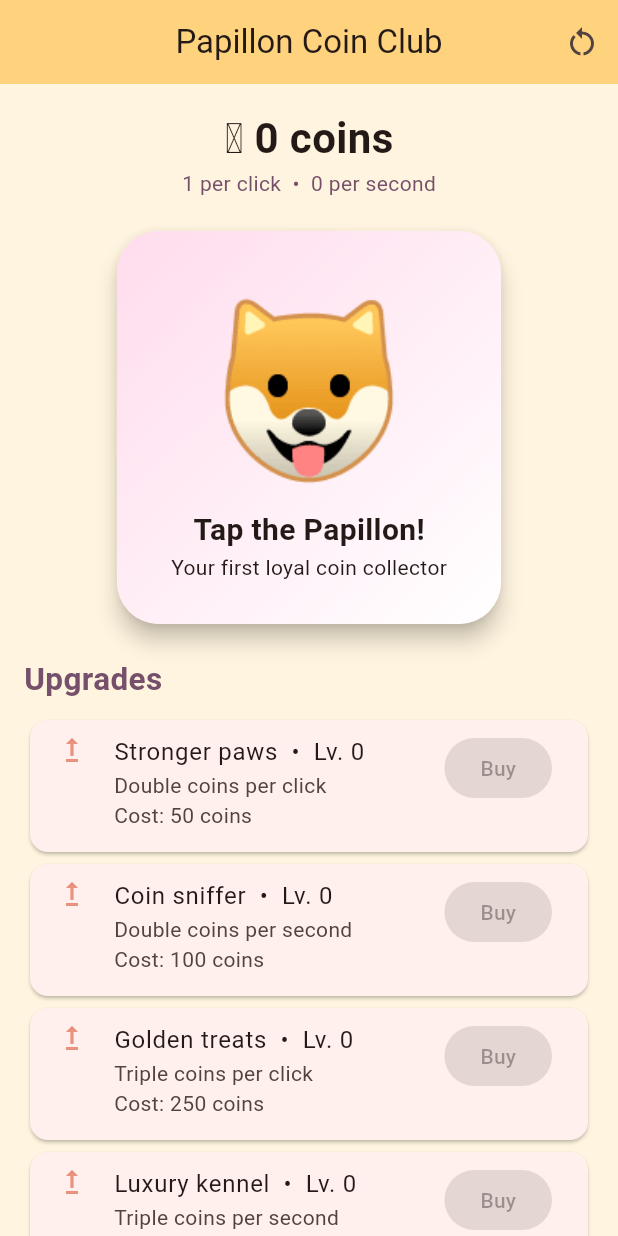
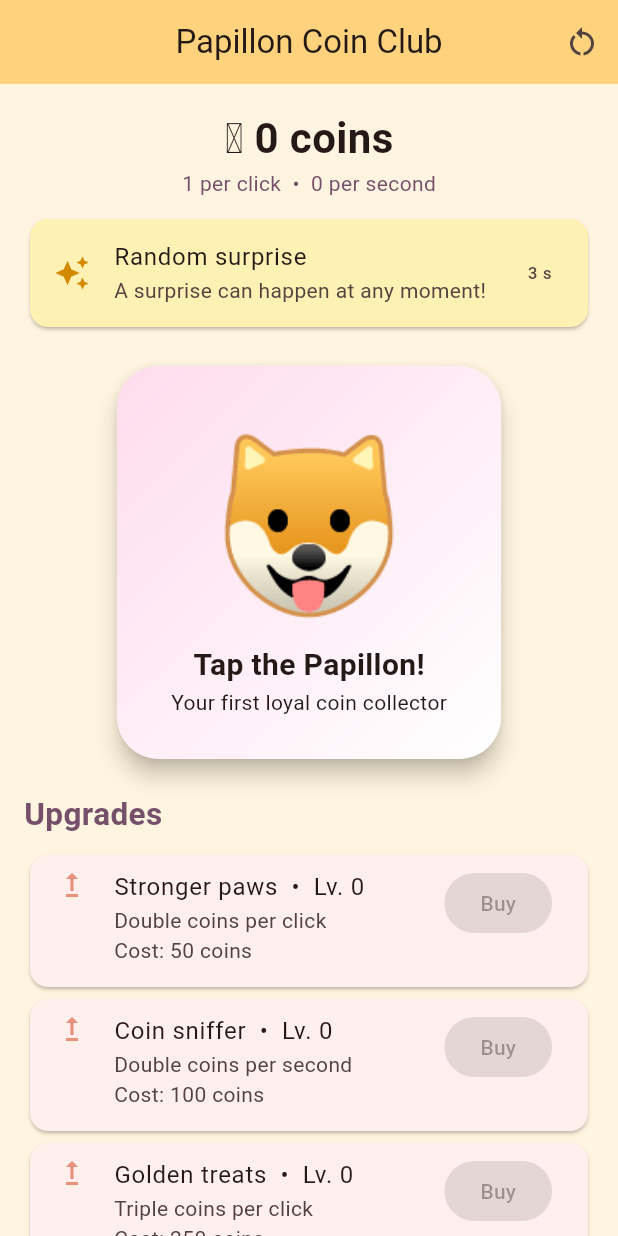
Before and after one commit to lindakozon-max/Ai-developer, a Flutter app: the screen it shows after launch, on a phone screen of 412 x 824 dp. Run offline on Flutter 3.47's test engine with Material 3 defaults, Android fonts, the phone set to English and light mode, and no system bars; missing offline and left inert: flame.

Commit message:
Add random dog clicker events

```diff
--- a/lib/dog_clicker.dart
+++ b/lib/dog_clicker.dart
@@ -1,4 +1,5 @@
 import 'dart:async';
+import 'dart:math';
 
 import 'package:flutter/material.dart';
 
@@ -112,7 +113,10 @@ class _DogClickerScreenState extends State<DogClickerScreen> {
   BigInt _kennelUpgrade = BigInt.zero;
   var _selectedBreed = 0;
   final Set<int> _ownedBreeds = {0};
+  final Random _random = Random();
   Timer? _timer;
+  var _eventCountdown = 10;
+  var _eventMessage = 'A surprise can happen at any moment!';
 
   DogBreed get _breed => dogBreeds[_selectedBreed];
   BigInt get _clickPower => _scaledPower(
@@ -138,8 +142,15 @@ class _DogClickerScreenState extends State<DogClickerScreen> {
   void initState() {
     super.initState();
     _timer = Timer.periodic(const Duration(seconds: 1), (_) {
-      if (!mounted || _autoPower == BigInt.zero) return;
-      setState(() => _coins += _autoPower);
+      if (!mounted) return;
+      setState(() {
+        _coins += _autoPower;
+        _eventCountdown--;
+        if (_eventCountdown <= 0) {
+          _coins += _randomEventReward();
+          _eventCountdown = 10 + _random.nextInt(11);
+        }
+      });
     });
   }
 
@@ -149,7 +160,30 @@ class _DogClickerScreenState extends State<DogClickerScreen> {
     super.dispose();
   }
 
-  void _clickDog() => setState(() => _coins += _clickPower);
+  void _clickDog() {
+    final lucky = _random.nextInt(25) == 0;
+    setState(() {
+      _coins += lucky ? _clickPower * BigInt.from(5) : _clickPower;
+      if (lucky) _eventMessage = 'Lucky paw! That click paid 5× coins!';
+    });
+  }
+
+  BigInt _randomEventReward() {
+    final reward = switch (_random.nextInt(4)) {
+      0 => _clickPower * BigInt.from(8),
+      1 => _autoPower * BigInt.from(20) + _clickPower * BigInt.from(3),
+      2 => (_clickPower + _autoPower) * BigInt.from(5),
+      _ => _clickPower * BigInt.from(12) + BigInt.from(10),
+    };
+    final messages = [
+      'Picnic time! Your dog found ${_number(reward)} bonus coins.',
+      'A treasure box appeared! You got ${_number(reward)} coins.',
+      'A friendly dog joined the walk and brought ${_number(reward)} coins.',
+      'Zoomies bonus! Your dog earned ${_number(reward)} coins.',
+    ];
+    _eventMessage = messages[_random.nextInt(messages.length)];
+    return reward;
+  }
 
   void _buyBreed(int index) {
     final breed = dogBreeds[index];
@@ -210,6 +244,8 @@ class _DogClickerScreenState extends State<DogClickerScreen> {
       _treatUpgrade = BigInt.zero;
       _kennelUpgrade = BigInt.zero;
       _selectedBreed = 0;
+      _eventCountdown = 10;
+      _eventMessage = 'A surprise can happen at any moment!';
       _ownedBreeds
         ..clear()
         ..add(0);
@@ -248,6 +284,19 @@ class _DogClickerScreenState extends State<DogClickerScreen> {
             Text(
               '${_number(_clickPower)} per click  •  ${_number(_autoPower)} per second',
               style: const TextStyle(color: Color(0xff76506a)),
+            ),
+            const SizedBox(height: 10),
+            Card(
+              color: const Color(0xfffff0b3),
+              child: ListTile(
+                leading: const Icon(
+                  Icons.auto_awesome,
+                  color: Color(0xffd48a00),
+                ),
+                title: const Text('Random surprise'),
+                subtitle: Text(_eventMessage),
+                trailing: Text('$_eventCountdown s'),
+              ),
             ),
             const SizedBox(height: 18),
             GestureDetector(
```
